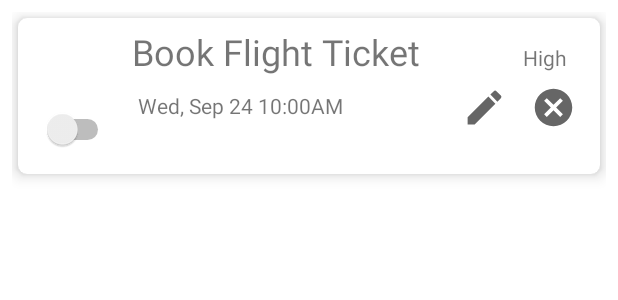
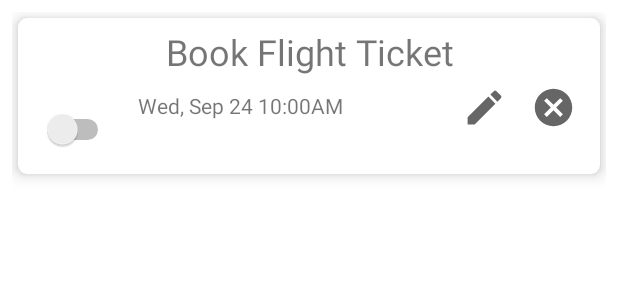
Before and after one commit to amulyareddybaddam/TASK-Reminder, an Android app: the layout item_alarm.xml on its own in the app's theme, with its tools: preview values and no code run, on a phone screen of 412 x 824 dp. Shown: the top 300 px of the screen. Run offline under Robolectric (Android 15) with nearby library versions, the phone set to English and light mode, and no system bars.

Commit message:
updated alarm item

```diff
--- a/app/src/main/res/layout/item_alarm.xml
+++ b/app/src/main/res/layout/item_alarm.xml
@@ -1,5 +1,6 @@
 <?xml version="1.0" encoding="utf-8"?>
 <LinearLayout xmlns:android="http://schemas.android.com/apk/res/android"
+    xmlns:tools="http://schemas.android.com/tools"
     android:layout_width="match_parent"
     android:layout_height="match_parent"
     android:padding="8dp"
@@ -30,13 +31,6 @@
                 android:gravity="center_horizontal"
                 android:textSize="24sp"/>
 
-            <TextView
-                android:id="@+id/item_alarm_priority"
-                android:layout_width="wrap_content"
-                android:layout_height="wrap_content"
-                android:text="High"
-                android:layout_marginRight="16dp"
-                android:textSize="14sp"/>
         </LinearLayout>
 
 
@@ -48,12 +42,12 @@
     android:layout_height="wrap_content"
     android:layout_below="@id/upper">
 
-        <Switch
-            android:id="@+id/item_alarm_toggle"
-            android:layout_width="wrap_content"
-            android:layout_height="wrap_content"
-            android:layout_margin="16dp"
-            />
+    <Switch
+        android:id="@+id/item_alarm_toggle"
+        android:layout_width="wrap_content"
+        android:layout_height="wrap_content"
+        android:layout_margin="16dp"
+        tools:ignore="TouchTargetSizeCheck" />
     <TextView
 
         android:id="@+id/date_tv"
```
Also changed, not shown: 1 other file.
